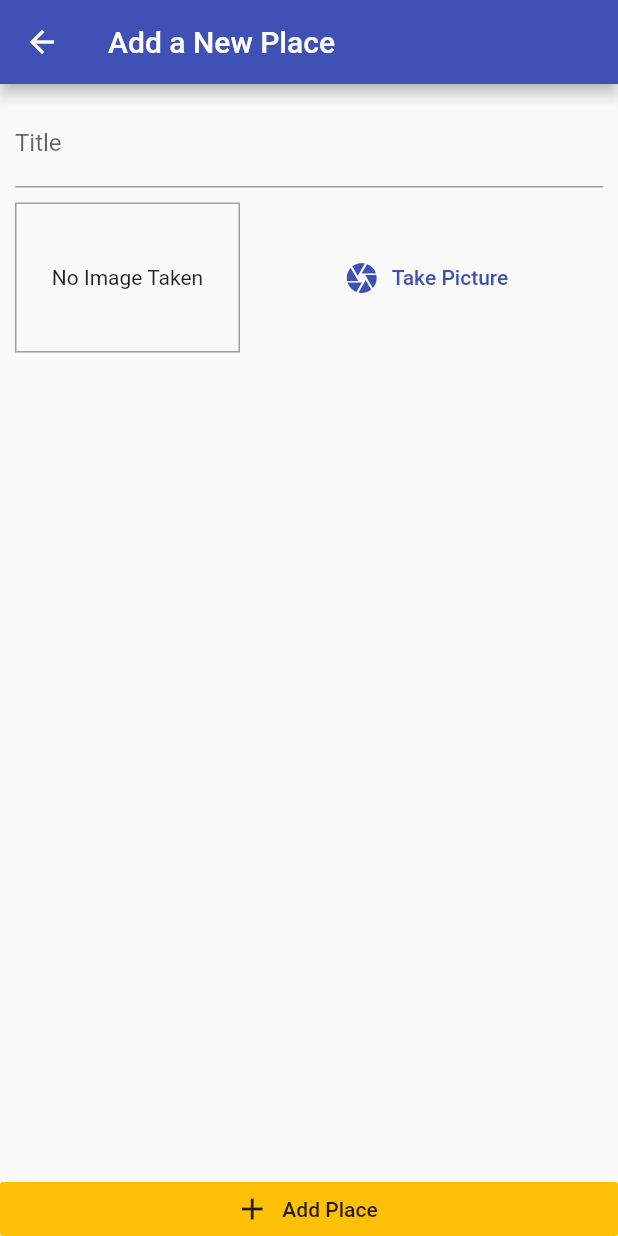
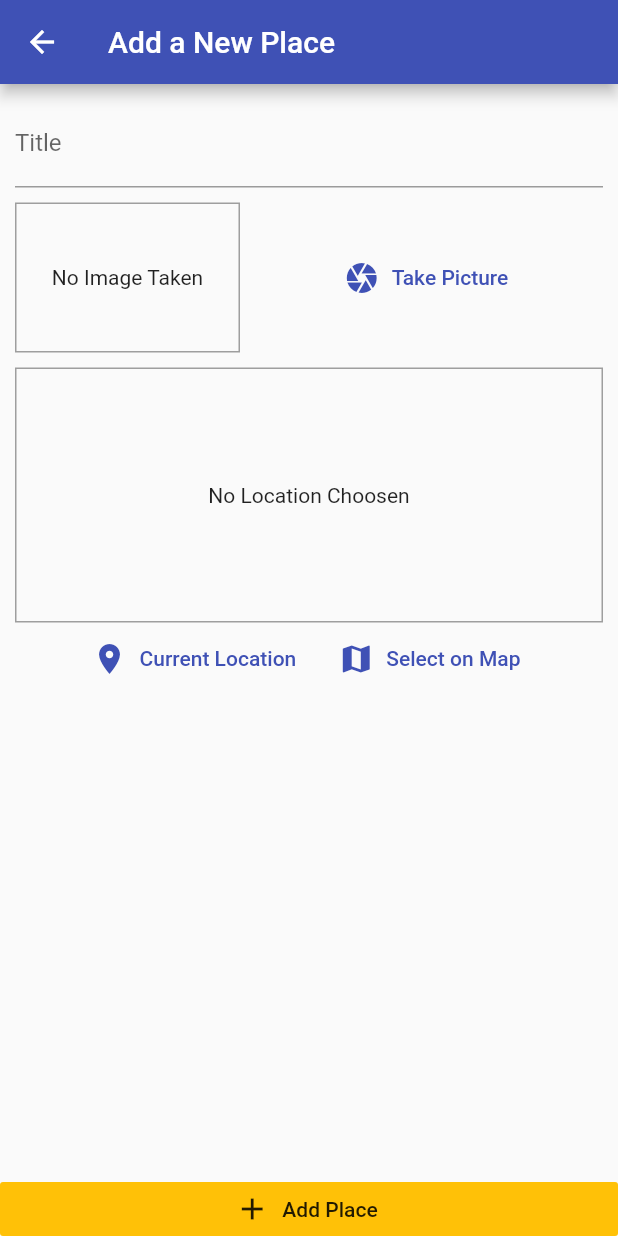
Before and after one commit to dhimasprajaya/flutter-great-place-app, a Flutter app: the AddPlaceScreen screen opened by its route, on a phone screen of 412 x 824 dp. Run offline on Flutter 3.47's test engine with Material 2 defaults, Android fonts, the phone set to English and light mode, and no system bars; our stand-ins replace image_picker, sqflite; accounts and stored records are empty.

Commit message:
add location input

```diff
--- a/lib/screens/add_place_screen.dart
+++ b/lib/screens/add_place_screen.dart
@@ -4,6 +4,7 @@ import 'package:flutter/material.dart';
 import 'package:provider/provider.dart';
 
 import '../widgets/image_input.dart';
+import '../widgets/location_input.dart';
 import '../providers/great_places.dart';
 
 class AddPlaceScreen extends StatefulWidget {
@@ -55,6 +56,10 @@ class _AddPlaceScreenState extends State<AddPlaceScreen> {
                       height: 10.0,
                     ),
                     ImageInput(_selectImage),
+                    SizedBox(
+                      height: 10.0,
+                    ),
+                    LocationInput(),
                   ],
                 ),
               ),
--- /dev/null
+++ b/lib/widgets/location_input.dart
@@ -0,0 +1,55 @@
+import 'package:flutter/material.dart';
+
+class LocationInput extends StatefulWidget {
+  @override
+  _LocationInputState createState() => _LocationInputState();
+}
+
+class _LocationInputState extends State<LocationInput> {
+  String _previewImageUrl;
+
+  @override
+  Widget build(BuildContext context) {
+    return Column(
+      children: <Widget>[
+        Container(
+          height: 170,
+          width: double.infinity,
+          alignment: Alignment.center,
+          decoration: BoxDecoration(
+              border: Border.all(
+            width: 1,
+            color: Colors.grey,
+          )),
+          child: _previewImageUrl == null
+              ? Text(
+                  'No Location Choosen',
+                  textAlign: TextAlign.center,
+                )
+              : Image.network(
+                  _previewImageUrl,
+                  fit: BoxFit.cover,
+                  width: double.infinity,
+                ),
+        ),
+        Row(
+          mainAxisAlignment: MainAxisAlignment.center,
+          children: <Widget>[
+            FlatButton.icon(
+              icon: Icon(Icons.location_on),
+              label: Text('Current Location'),
+              textColor: Theme.of(context).primaryColor,
+              onPressed: () {},
+            ),
+            FlatButton.icon(
+              icon: Icon(Icons.map),
+              label: Text('Select on Map'),
+              textColor: Theme.of(context).primaryColor,
+              onPressed: () {},
+            ),
+          ],
+        )
+      ],
+    );
+  }
+}
--- a/pubspec.yaml
+++ b/pubspec.yaml
@@ -28,6 +28,7 @@ dependencies:
   path_provider: ^1.6.8
   path: ^1.6.4
   sqflite: ^1.3.0+1
+  location: ^3.0.2
 
   # The following adds the Cupertino Icons font to your application.
   # Use with the CupertinoIcons class for iOS style icons.
```
Also changed, not shown: pubspec.lock, 1 other file.
